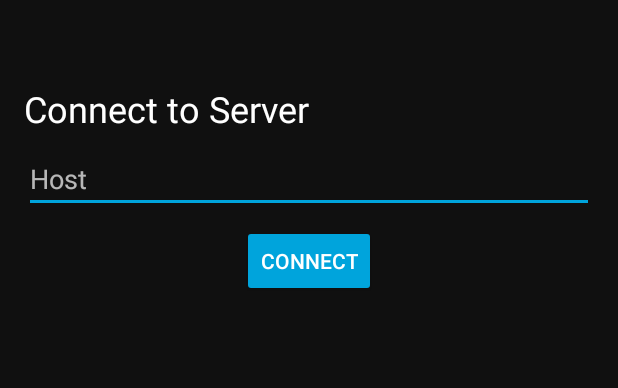
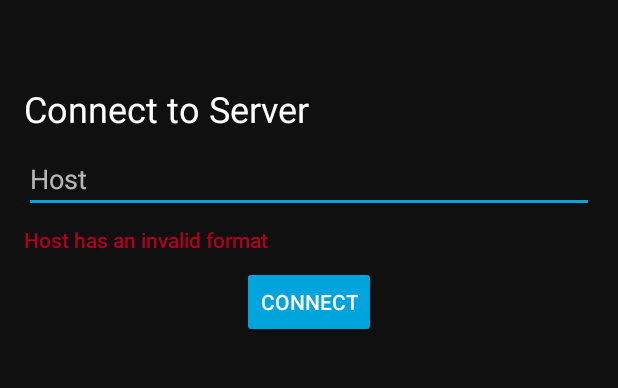
Before and after one commit to ngobyalincolnisaac/jellyfin-android, an Android app: the screen it shows after launch (WebappActivity), after a tap on "CONNECT", on a phone screen of 412 x 824 dp, the part 192-580 px from its top. Run offline under Robolectric (Android 15) with nearby library versions, the phone set to English and light mode, and no system bars; our stand-ins replace Timber; libraries missing offline, so code that uses them is left out: androidx.mediarouter.app, androidx.mediarouter.media; pictures from the network do not load; 2 statements that could not run were skipped.

Commit message:
Split up web app and connection handling
Extract connection handling into extra class, don't reset server URL on errors, replace toasts with error text.

```diff
--- a/app/src/main/java/org/jellyfin/mobile/WebappActivity.kt
+++ b/app/src/main/java/org/jellyfin/mobile/WebappActivity.kt
@@ -7,24 +7,10 @@ import android.content.Intent
 import android.content.ServiceConnection
 import android.os.Bundle
 import android.os.IBinder
-import android.view.KeyEvent
-import android.view.View
-import android.view.inputmethod.EditorInfo
-import android.view.inputmethod.InputMethodManager
 import android.webkit.*
-import android.widget.Button
-import android.widget.EditText
 import android.widget.FrameLayout
 import androidx.appcompat.app.AppCompatActivity
 import androidx.core.content.ContextCompat
-import androidx.core.content.getSystemService
-import androidx.core.view.doOnNextLayout
-import androidx.core.view.isVisible
-import androidx.core.view.postDelayed
-import androidx.lifecycle.lifecycleScope
-import kotlinx.coroutines.launch
-import okhttp3.HttpUrl
-import okhttp3.HttpUrl.Companion.toHttpUrlOrNull
 import okhttp3.OkHttpClient
 import org.jellyfin.mobile.bridge.Commands.triggerInputManagerAction
 import org.jellyfin.mobile.bridge.NativeInterface
@@ -32,6 +18,7 @@ import org.jellyfin.mobile.bridge.NativePlayer
 import org.jellyfin.mobile.cast.Chromecast
 import org.jellyfin.mobile.utils.*
 import org.jellyfin.mobile.utils.Constants.INPUT_MANAGER_COMMAND_BACK
+import org.jellyfin.mobile.webapp.ConnectionHelper
 import timber.log.Timber
 import java.io.Reader
 
@@ -40,6 +27,10 @@ class WebappActivity : AppCompatActivity(), WebViewController {
     val appPreferences: AppPreferences by lazy { AppPreferences(this) }
     val httpClient = OkHttpClient()
     val chromecast = Chromecast()
+    private val connectionHelper = ConnectionHelper(this)
+
+    val rootView: FrameLayout by lazyView(R.id.root_view)
+    val webView: WebView by lazyView(R.id.web_view)
 
     var serviceBinder: RemotePlayerService.ServiceBinder? = null
         private set
@@ -54,15 +45,6 @@ class WebappActivity : AppCompatActivity(), WebViewController {
         }
     }
 
-    private var cachedInstanceUrl: HttpUrl? = null
-    private var connected = false
-
-    private val rootView: FrameLayout by lazyView(R.id.root_view)
-    private val webView: WebView by lazyView(R.id.web_view)
-    private val serverSetupLayout: View by lazy { layoutInflater.inflate(R.layout.connect_server, rootView, false) }
-    private val hostInput: EditText by lazy { serverSetupLayout.findViewById<EditText>(R.id.host_input) }
-    private val connectButton: Button by lazy { serverSetupLayout.findViewById<Button>(R.id.connect_button) }
-
     override fun onCreate(savedInstanceState: Bundle?) {
         super.onCreate(savedInstanceState)
 
@@ -74,8 +56,7 @@ class WebappActivity : AppCompatActivity(), WebViewController {
         webView.initialize()
 
         // Load content
-        cachedInstanceUrl = appPreferences.instanceUrl?.toHttpUrlOrNull()
-        loadOrShowSetup()
+        connectionHelper.initialize()
 
         chromecast.initializePlugin(this)
     }
@@ -91,16 +72,16 @@ class WebappActivity : AppCompatActivity(), WebViewController {
                     path.endsWith(Constants.INDEX_PATH) -> {
                         val patchedIndex = loadPatchedIndex(httpClient, url.toString())
                         if (patchedIndex != null) {
-                            runOnUiThread { onConnectedToWebapp() }
+                            runOnUiThread { connectionHelper.onConnectedToWebapp() }
                             patchedIndex
                         } else {
-                            runOnUiThread { onErrorReceived() }
+                            runOnUiThread { connectionHelper.onErrorReceived() }
                             emptyResponse
                         }
                     }
                     path.contains("native") -> loadAsset("native/${url.lastPathSegment}")
                     path.endsWith("web/selectserver.html") -> {
-                        runOnUiThread { onSelectServer() }
+                        runOnUiThread { connectionHelper.onSelectServer() }
                         emptyResponse
                     }
                     else -> null
@@ -111,7 +92,7 @@ class WebappActivity : AppCompatActivity(), WebViewController {
                 val errorMessage = errorResponse.data?.run { bufferedReader().use(Reader::readText) }
                 Timber.e("Received WebView HTTP %d error: %s", errorResponse.statusCode, errorMessage)
                 if (request.url.path?.endsWith(Constants.INDEX_PATH) != false)
-                    runOnUiThread { onErrorReceived() }
+                    runOnUiThread { connectionHelper.onErrorReceived() }
             }
 
             override fun onReceivedError(view: WebView, request: WebResourceRequest, errorResponse: WebResourceError) {
@@ -127,78 +108,8 @@ class WebappActivity : AppCompatActivity(), WebViewController {
         addJavascriptInterface(NativePlayer(this@WebappActivity), "NativePlayer")
     }
 
-    private fun loadOrShowSetup() {
-        cachedInstanceUrl.let { url ->
-            if (url != null) {
-                webView.isVisible = true
-                webView.loadUrl(url.resolve(Constants.INDEX_PATH).toString())
-            } else {
-                webView.isVisible = false
-                showServerSetup()
-            }
-        }
-    }
-
-    private fun showServerSetup() {
-        rootView.addView(serverSetupLayout)
-        hostInput.setText(appPreferences.instanceUrl)
-        hostInput.setSelection(hostInput.length())
-        hostInput.setOnEditorActionListener { _, action, event ->
-            when {
-                action == EditorInfo.IME_ACTION_DONE || event.keyCode == KeyEvent.KEYCODE_ENTER -> {
-                    connect()
-                    true
-                }
-                else -> false
-            }
-        }
-        connectButton.setOnClickListener {
-            connect()
-        }
-
-        // Show keyboard
-        serverSetupLayout.doOnNextLayout {
-            hostInput.postDelayed(25) {
-                hostInput.requestFocus()
-                getSystemService<InputMethodManager>()?.showSoftInput(hostInput, InputMethodManager.SHOW_IMPLICIT)
-            }
-        }
-    }
-
-    private fun connect() {
-        hostInput.isEnabled = false
-        connectButton.isEnabled = false
-        lifecycleScope.launch {
-            val httpUrl = checkServerUrlAndConnection(hostInput.text.toString())
-            if (httpUrl != null) {
-                appPreferences.instanceUrl = httpUrl.toString()
-                cachedInstanceUrl = httpUrl
-                rootView.removeView(serverSetupLayout)
-                loadOrShowSetup()
-            }
-            hostInput.isEnabled = true
-            connectButton.isEnabled = true
-        }
-    }
-
-    private fun onConnectedToWebapp() {
-        connected = true
-        requestNoBatteryOptimizations()
-    }
-
-    private fun onSelectServer() {
-        cachedInstanceUrl = null
-        loadOrShowSetup()
-    }
-
-    private fun onErrorReceived() {
-        connected = false
-        appPreferences.instanceUrl = null
-        onSelectServer()
-    }
-
     override fun loadUrl(url: String) {
-        if (connected) webView.loadUrl(url)
+        if (connectionHelper.connected) webView.loadUrl(url)
     }
 
     fun updateRemoteVolumeLevel(value: Int) {
@@ -207,13 +118,8 @@ class WebappActivity : AppCompatActivity(), WebViewController {
 
     override fun onBackPressed() {
         when {
-            !connected -> super.onBackPressed()
-            serverSetupLayout.isAttachedToWindow -> {
-                rootView.removeView(serverSetupLayout)
-                cachedInstanceUrl = appPreferences.instanceUrl?.toHttpUrlOrNull()
-                webView.isVisible = true
-            }
-            else -> triggerInputManagerAction(INPUT_MANAGER_COMMAND_BACK)
+            !connectionHelper.connected -> super.onBackPressed()
+            !connectionHelper.onBackPressed() -> triggerInputManagerAction(INPUT_MANAGER_COMMAND_BACK)
         }
     }
 
--- a/app/src/main/java/org/jellyfin/mobile/utils/ServerConnectionUtils.kt
+++ /dev/null
@@ -1,80 +0,0 @@
-package org.jellyfin.mobile.utils
-
-import kotlinx.coroutines.Dispatchers
-import kotlinx.coroutines.withContext
-import okhttp3.HttpUrl
-import okhttp3.HttpUrl.Companion.toHttpUrlOrNull
-import okhttp3.OkHttpClient
-import okhttp3.Request
-import org.jellyfin.mobile.R
-import org.jellyfin.mobile.WebappActivity
-import org.jellyfin.mobile.utils.Constants.SERVER_INFO_PATH
-import org.json.JSONException
-import org.json.JSONObject
-import timber.log.Timber
-import java.io.IOException
-
-suspend fun WebappActivity.checkServerUrlAndConnection(enteredUrl: String): HttpUrl? {
-    val normalizedUrl = enteredUrl.run {
-        if (lastOrNull() == '/') this
-        else "$this/"
-    }
-
-    val urls = when {
-        normalizedUrl.startsWith("http") -> listOf(normalizedUrl)
-        else -> listOf("https://$normalizedUrl", "http://$normalizedUrl")
-    }
-
-    var httpUrl: HttpUrl? = null
-    var serverInfoResponse: String? = null
-    loop@ for (url in urls) {
-        httpUrl = url.toHttpUrlOrNull()
-
-        if (httpUrl == null) {
-            toast(R.string.toast_error_invalid_format)
-            return null // Format is invalid, don't try any other variants
-        }
-
-        serverInfoResponse = fetchServerInfo(httpClient, httpUrl)
-        if (serverInfoResponse != null)
-            break@loop
-    }
-
-    if (httpUrl == null || serverInfoResponse == null) {
-        toast(getString(R.string.toast_error_cannot_connect_host, normalizedUrl))
-        return null
-    }
-
-    val isValidInstance = try {
-        val serverInfo = JSONObject(serverInfoResponse)
-        val version = serverInfo.getString("Version")
-            .split('.')
-            .mapNotNull(String::toIntOrNull)
-        when {
-            version.size != 3 -> false
-            version[0] == 10 && version[1] < 3 -> true // Valid old version
-            else -> serverInfo.getString("ProductName") == "Jellyfin Server"
-        }
-    } catch (e: JSONException) {
-        Timber.e(e, "Cannot get server info")
-        false
-    }
-
-    return if (isValidInstance) httpUrl else {
-        toast(getString(R.string.toast_error_cannot_connect_host, normalizedUrl))
-        null
-    }
-}
-
-suspend fun fetchServerInfo(httpClient: OkHttpClient, url: HttpUrl): String? {
-    val serverInfoUrl = url.resolve(SERVER_INFO_PATH) ?: return null
-    val request = httpClient.newCall(Request.Builder().url(serverInfoUrl).build())
-    return withContext(Dispatchers.IO) {
-        try {
-            request.execute().use { it.body?.string() }
-        } catch (e: IOException) {
-            Timber.e(e, "Cannot connect to server")
-            null
-        }
-    }
-}
--- /dev/null
+++ b/app/src/main/java/org/jellyfin/mobile/webapp/ConnectionHelper.kt
@@ -0,0 +1,207 @@
+package org.jellyfin.mobile.webapp
+
+import android.view.KeyEvent
+import android.view.View
+import android.view.inputmethod.EditorInfo
+import android.view.inputmethod.InputMethodManager
+import android.webkit.WebView
+import android.widget.Button
+import android.widget.EditText
+import android.widget.FrameLayout
+import android.widget.TextView
+import androidx.annotation.StringRes
+import androidx.core.content.getSystemService
+import androidx.core.view.doOnNextLayout
+import androidx.core.view.isVisible
+import androidx.core.view.postDelayed
+import androidx.lifecycle.lifecycleScope
+import kotlinx.coroutines.Dispatchers
+import kotlinx.coroutines.launch
+import kotlinx.coroutines.withContext
+import okhttp3.HttpUrl
+import okhttp3.HttpUrl.Companion.toHttpUrlOrNull
+import okhttp3.OkHttpClient
+import okhttp3.Request
+import org.jellyfin.mobile.AppPreferences
+import org.jellyfin.mobile.R
+import org.jellyfin.mobile.WebappActivity
+import org.jellyfin.mobile.utils.Constants
+import org.jellyfin.mobile.utils.Constants.SERVER_INFO_PATH
+import org.jellyfin.mobile.utils.requestNoBatteryOptimizations
+import org.json.JSONException
+import org.json.JSONObject
+import timber.log.Timber
+import java.io.IOException
+
+
+class ConnectionHelper(private val activity: WebappActivity) {
+    private val appPreferences: AppPreferences get() = activity.appPreferences
+    private val rootView: FrameLayout get() = activity.rootView
+    private val webView: WebView get() = activity.webView
+
+    private var cachedInstanceUrl: HttpUrl? = null
+    var connected = false
+        private set
+
+    private val serverSetupLayout: View by lazy { activity.layoutInflater.inflate(R.layout.connect_server, rootView, false) }
+    private val hostInput: EditText by lazy { serverSetupLayout.findViewById<EditText>(R.id.host_input) }
+    private val connectionErrorText: TextView by lazy { serverSetupLayout.findViewById<TextView>(R.id.connection_error_text) }
+    private val connectButton: Button by lazy { serverSetupLayout.findViewById<Button>(R.id.connect_button) }
+
+    fun initialize() {
+        cachedInstanceUrl = appPreferences.instanceUrl?.toHttpUrlOrNull()
+        loadOrShowSetup()
+    }
+
+    fun onConnectedToWebapp() {
+        connected = true
+        activity.requestNoBatteryOptimizations()
+    }
+
+    fun onSelectServer() {
+        cachedInstanceUrl = null
+        loadOrShowSetup()
+    }
+
+    fun onErrorReceived() {
+        connected = false
+        showConnectionError()
+        onSelectServer()
+    }
+
+    fun onBackPressed(): Boolean {
+        if (serverSetupLayout.isAttachedToWindow) {
+            rootView.removeView(serverSetupLayout)
+            cachedInstanceUrl = appPreferences.instanceUrl?.toHttpUrlOrNull()
+            webView.isVisible = true
+            return true
+        }
+        return false
+    }
+
+    private fun loadOrShowSetup() {
+        cachedInstanceUrl.let { url ->
+            if (url != null) {
+                webView.isVisible = true
+                webView.loadUrl(url.resolve(Constants.INDEX_PATH).toString())
+            } else {
+                webView.isVisible = false
+                showServerSetup()
+            }
+        }
+    }
+
+    private fun showServerSetup() {
+        rootView.addView(serverSetupLayout)
+        hostInput.setText(appPreferences.instanceUrl)
+        hostInput.setSelection(hostInput.length())
+        hostInput.setOnEditorActionListener { _, action, event ->
+            when {
+                action == EditorInfo.IME_ACTION_DONE || event.keyCode == KeyEvent.KEYCODE_ENTER -> {
+                    connect()
+                    true
+                }
+                else -> false
+            }
+        }
+        connectButton.setOnClickListener {
+            connect()
+        }
+
+        // Show keyboard
+        serverSetupLayout.doOnNextLayout {
+            hostInput.postDelayed(25) {
+                hostInput.requestFocus()
+                activity.getSystemService<InputMethodManager>()?.showSoftInput(hostInput, InputMethodManager.SHOW_IMPLICIT)
+            }
+        }
+    }
+
+    private fun connect() {
+        hostInput.isEnabled = false
+        connectButton.isEnabled = false
+        clearConnectionError()
+        activity.lifecycleScope.launch {
+            val httpUrl = checkServerUrlAndConnection(hostInput.text.toString())
+            if (httpUrl != null) {
+                appPreferences.instanceUrl = httpUrl.toString()
+                cachedInstanceUrl = httpUrl
+                rootView.removeView(serverSetupLayout)
+                loadOrShowSetup()
+            }
+            hostInput.isEnabled = true
+            connectButton.isEnabled = true
+        }
+    }
+
+    private fun showConnectionError(@StringRes errorString: Int = R.string.connection_error_cannot_connect) {
+        connectionErrorText.setText(errorString)
+        connectionErrorText.isVisible = true
+    }
+
+    private fun clearConnectionError() {
+        connectionErrorText.isVisible = false
+    }
+
+    private suspend fun checkServerUrlAndConnection(enteredUrl: String): HttpUrl? {
+        val normalizedUrl = enteredUrl.run {
+            if (lastOrNull() == '/') this
+            else "$this/"
+        }
+
+        val urls = when {
+            normalizedUrl.startsWith("http") -> listOf(normalizedUrl)
+            else -> listOf("https://$normalizedUrl", "http://$normalizedUrl")
+        }
+
+        var httpUrl: HttpUrl? = null
+        var serverInfoResponse: String? = null
+        loop@ for (url in urls) {
+            httpUrl = url.toHttpUrlOrNull()
+
+            if (httpUrl == null) {
+                showConnectionError(R.string.connection_error_invalid_format)
+                return null // Format is invalid, don't try any other variants
+            }
+
+            serverInfoResponse = fetchServerInfo(activity.httpClient, httpUrl)
+            if (serverInfoResponse != null)
+                break@loop
+        }
+
+        if (httpUrl == null || serverInfoResponse == null) {
+            showConnectionError()
+            return null
+        }
+
+        val isValidInstance = try {
+            val serverInfo = JSONObject(serverInfoResponse)
+            val version = serverInfo.getString("Version")
+                .split('.')
+                .mapNotNull(String::toIntOrNull)
+            when {
+                version.size != 3 -> false
+                version[0] == 10 && version[1] < 3 -> true // Valid old version
+                else -> serverInfo.getString("ProductName") == "Jellyfin Server"
+            }
+        } catch (e: JSONException) {
+            Timber.e(e, "Cannot get server info")
+            false
+        }
+
+        return if (isValidInstance) httpUrl else null
+    }
+
+    private suspend fun fetchServerInfo(httpClient: OkHttpClient, url: HttpUrl): String? {
+        val serverInfoUrl = url.resolve(SERVER_INFO_PATH) ?: return null
+        val request = httpClient.newCall(Request.Builder().url(serverInfoUrl).build())
+        return withContext(Dispatchers.IO) {
+            try {
+                request.execute().use { it.body?.string() }
+            } catch (e: IOException) {
+                Timber.e(e, "Cannot connect to server")
+                null
+            }
+        }
+    }
+}
--- a/app/src/main/res/layout/connect_server.xml
+++ b/app/src/main/res/layout/connect_server.xml
@@ -1,6 +1,7 @@
 <?xml version="1.0" encoding="utf-8"?>
 <androidx.constraintlayout.widget.ConstraintLayout xmlns:android="http://schemas.android.com/apk/res/android"
     xmlns:app="http://schemas.android.com/apk/res-auto"
+    xmlns:tools="http://schemas.android.com/tools"
     android:id="@+id/connect_server_root"
     android:layout_width="match_parent"
     android:layout_height="match_parent">
@@ -60,6 +61,22 @@
         app:layout_constraintStart_toStartOf="parent"
         app:layout_constraintTop_toBottomOf="@id/connect_title" />
 
+    <TextView
+        android:id="@+id/connection_error_text"
+        android:layout_width="0dp"
+        android:layout_height="wrap_content"
+        android:layout_marginStart="16dp"
+        android:layout_marginTop="8dp"
+        android:layout_marginEnd="16dp"
+        android:fontFamily="sans-serif-medium"
+        android:textColor="@color/error_text_color"
+        android:visibility="gone"
+        app:layout_constraintEnd_toEndOf="parent"
+        app:layout_constraintStart_toStartOf="parent"
+        app:layout_constraintTop_toBottomOf="@id/host_input"
+        tools:text="@string/connection_error_cannot_connect"
+        tools:visibility="visible" />
+
     <Button
         android:id="@+id/connect_button"
         style="@style/Widget.AppCompat.Button.Colored"
@@ -70,5 +87,5 @@
         android:textColor="@android:color/white"
         app:layout_constraintEnd_toEndOf="parent"
         app:layout_constraintStart_toStartOf="parent"
-        app:layout_constraintTop_toBottomOf="@id/host_input" />
+        app:layout_constraintTop_toBottomOf="@id/connection_error_text" />
 </androidx.constraintlayout.widget.ConstraintLayout>
--- a/app/src/main/res/values/colors.xml
+++ b/app/src/main/res/values/colors.xml
@@ -11,6 +11,7 @@
     <!-- App colors -->
     <color name="theme_background">#101010</color>
     <color name="logo_text_color">#fafafa</color>
+    <color name="error_text_color">#b00020</color>
     <color name="playback_controls_background">#60000000</color>
     <color name="playback_info_background">#cc000000</color>
 </resources>
--- a/app/src/main/res/values/strings.xml
+++ b/app/src/main/res/values/strings.xml
@@ -3,10 +3,9 @@
 
     <string name="connect_to_server_title">Connect to Server</string>
     <string name="host_input_hint">Host</string>
+    <string name="connection_error_invalid_format">Host has an invalid format</string>
+    <string name="connection_error_cannot_connect">Connection cannot be established.\nPlease check the hostname and your network connection.</string>
     <string name="connect_button_text">Connect</string>
-
-    <string name="toast_error_invalid_format">Host has an invalid format</string>
-    <string name="toast_error_cannot_connect_host">Connection to %s cannot be established.\nPlease check the hostname and your network connection.</string>
 
     <string name="battery_optimizations_title">Disable Battery Optimizations</string>
     <string name="battery_optimizations_message">Please disable battery optimizations for media playback while the screen is off.</string>
```
Also changed, not shown: 20 other files.
